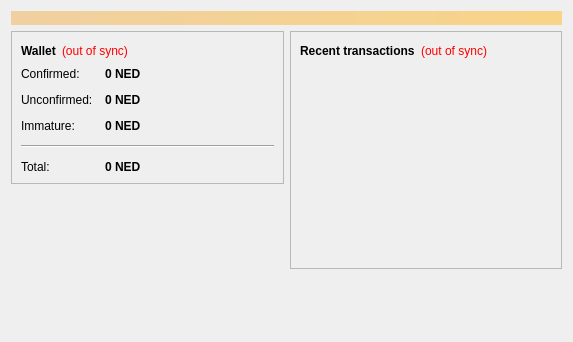
Above: src/qt/forms/overviewpage.ui from Gerjan77/EvaCoin before the change. Below: the same form after it.
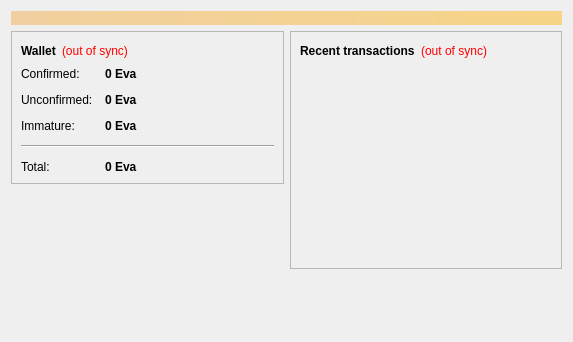
That is the form after the change.

Patch:
```diff
--- a/src/qt/forms/overviewpage.ui
+++ b/src/qt/forms/overviewpage.ui
@@ -122,7 +122,7 @@
                <string>Your current spendable balance</string>
               </property>
               <property name="text">
-               <string notr="true">0 NED</string>
+               <string notr="true">0 Eva</string>
               </property>
               <property name="textInteractionFlags">
                <set>Qt::LinksAccessibleByMouse|Qt::TextSelectableByKeyboard|Qt::TextSelectableByMouse</set>
@@ -151,7 +151,7 @@
                <string>Total of transactions that have yet to be confirmed, and do not yet count toward the spendable balance</string>
               </property>
               <property name="text">
-               <string notr="true">0 NED</string>
+               <string notr="true">0 Eva</string>
               </property>
               <property name="textInteractionFlags">
                <set>Qt::LinksAccessibleByMouse|Qt::TextSelectableByKeyboard|Qt::TextSelectableByMouse</set>
@@ -177,7 +177,7 @@
                <string>Mined balance that has not yet matured</string>
               </property>
               <property name="text">
-               <string notr="true">0 NED</string>
+               <string notr="true">0 Eva</string>
               </property>
               <property name="textInteractionFlags">
                <set>Qt::LinksAccessibleByMouse|Qt::TextSelectableByKeyboard|Qt::TextSelectableByMouse</set>
@@ -206,7 +206,7 @@
                <string>Your current total balance</string>
               </property>
               <property name="text">
-               <string notr="true">0 NED</string>
+               <string notr="true">0 Eva</string>
               </property>
               <property name="textInteractionFlags">
                <set>Qt::LinksAccessibleByMouse|Qt::TextSelectableByKeyboard|Qt::TextSelectableByMouse</set>
```
